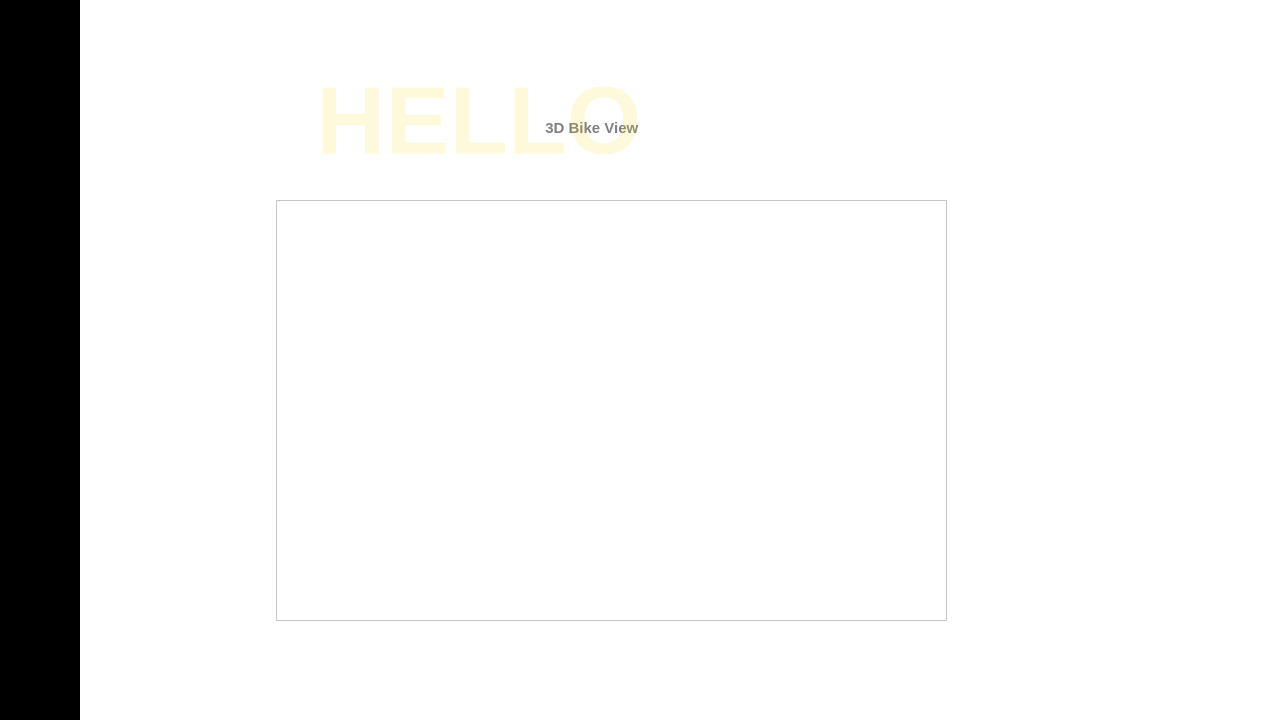
Rem-Ihu/rem-ng-assist, file mainwindow.ui: the form before one commit.
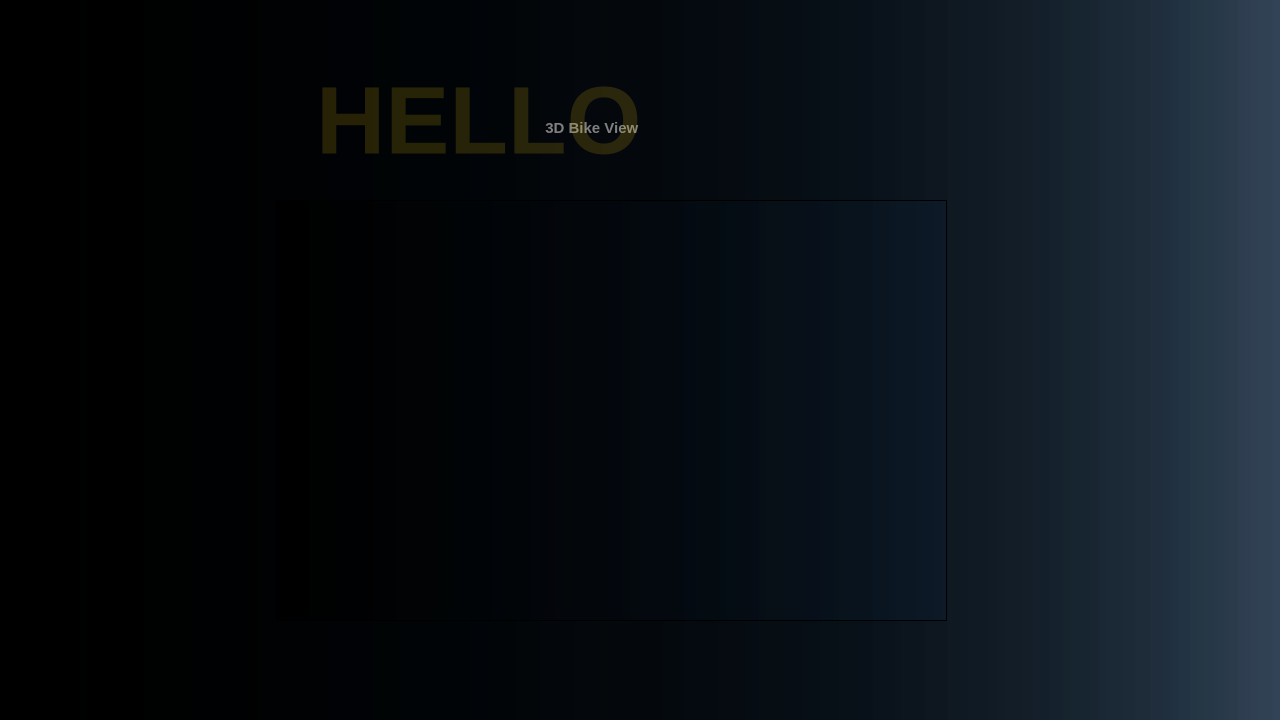
The form after the commit. The open tabs and pages were chosen to show the change. Icons and pictures are not drawn.

Commit message: Gradient Background

```diff
--- a/mainwindow.ui
+++ b/mainwindow.ui
@@ -23,7 +23,7 @@
    <bool>false</bool>
   </property>
   <property name="styleSheet">
-   <string notr="true">background-color: #ffffff;</string>
+   <string notr="true">background-color: qlineargradient(spread:pad, x1:0, y1:0, x2:1, y2:0, stop:0 rgba(0, 0, 0, 255), stop:1 rgba(12,34,56,78));</string>
   </property>
   <property name="animated">
    <bool>true</bool>
@@ -2178,12 +2178,23 @@
             </brush>
            </colorrole>
            <colorrole role="Button">
-            <brush brushstyle="SolidPattern">
-             <color alpha="255">
-              <red>255</red>
-              <green>255</green>
-              <blue>255</blue>
-             </color>
+            <brush brushstyle="LinearGradientPattern">
+             <gradient startx="0.000000000000000" starty="0.000000000000000" endx="1.000000000000000" endy="0.000000000000000" type="LinearGradient" spread="PadSpread" coordinatemode="ObjectBoundingMode">
+              <gradientstop position="0.000000000000000">
+               <color alpha="255">
+                <red>0</red>
+                <green>0</green>
+                <blue>0</blue>
+               </color>
+              </gradientstop>
+              <gradientstop position="1.000000000000000">
+               <color alpha="78">
+                <red>12</red>
+                <green>34</green>
+                <blue>56</blue>
+               </color>
+              </gradientstop>
+             </gradient>
             </brush>
            </colorrole>
            <colorrole role="Text">
@@ -2205,21 +2216,43 @@
             </brush>
            </colorrole>
            <colorrole role="Base">
-            <brush brushstyle="SolidPattern">
-             <color alpha="255">
-              <red>255</red>
-              <green>255</green>
-              <blue>255</blue>
-             </color>
+            <brush brushstyle="LinearGradientPattern">
+             <gradient startx="0.000000000000000" starty="0.000000000000000" endx="1.000000000000000" endy="0.000000000000000" type="LinearGradient" spread="PadSpread" coordinatemode="ObjectBoundingMode">
+              <gradientstop position="0.000000000000000">
+               <color alpha="255">
+                <red>0</red>
+                <green>0</green>
+                <blue>0</blue>
+               </color>
+              </gradientstop>
+              <gradientstop position="1.000000000000000">
+               <color alpha="78">
+                <red>12</red>
+                <green>34</green>
+                <blue>56</blue>
+               </color>
+              </gradientstop>
+             </gradient>
             </brush>
            </colorrole>
            <colorrole role="Window">
-            <brush brushstyle="SolidPattern">
-             <color alpha="255">
-              <red>255</red>
-              <green>255</green>
-              <blue>255</blue>
-             </color>
+            <brush brushstyle="LinearGradientPattern">
+             <gradient startx="0.000000000000000" starty="0.000000000000000" endx="1.000000000000000" endy="0.000000000000000" type="LinearGradient" spread="PadSpread" coordinatemode="ObjectBoundingMode">
+              <gradientstop position="0.000000000000000">
+               <color alpha="255">
+                <red>0</red>
+                <green>0</green>
+                <blue>0</blue>
+               </color>
+              </gradientstop>
+              <gradientstop position="1.000000000000000">
+               <color alpha="78">
+                <red>12</red>
+                <green>34</green>
+                <blue>56</blue>
+               </color>
+              </gradientstop>
+             </gradient>
             </brush>
            </colorrole>
            <colorrole role="PlaceholderText">
@@ -2243,12 +2276,23 @@
             </brush>
            </colorrole>
            <colorrole role="Button">
-            <brush brushstyle="SolidPattern">
-             <color alpha="255">
-              <red>255</red>
-              <green>255</green>
-              <blue>255</blue>
-             </color>
+            <brush brushstyle="LinearGradientPattern">
+             <gradient startx="0.000000000000000" starty="0.000000000000000" endx="1.000000000000000" endy="0.000000000000000" type="LinearGradient" spread="PadSpread" coordinatemode="ObjectBoundingMode">
+              <gradientstop position="0.000000000000000">
+               <color alpha="255">
+                <red>0</red>
+                <green>0</green>
+                <blue>0</blue>
+               </color>
+              </gradientstop>
+              <gradientstop position="1.000000000000000">
+               <color alpha="78">
+                <red>12</red>
+                <green>34</green>
+                <blue>56</blue>
+               </color>
+              </gradientstop>
+             </gradient>
             </brush>
            </colorrole>
            <colorrole role="Text">
@@ -2270,21 +2314,43 @@
             </brush>
            </colorrole>
            <colorrole role="Base">
-            <brush brushstyle="SolidPattern">
-             <color alpha="255">
-              <red>255</red>
-              <green>255</green>
-              <blue>255</blue>
-             </color>
+            <brush brushstyle="LinearGradientPattern">
+             <gradient startx="0.000000000000000" starty="0.000000000000000" endx="1.000000000000000" endy="0.000000000000000" type="LinearGradient" spread="PadSpread" coordinatemode="ObjectBoundingMode">
+              <gradientstop position="0.000000000000000">
+               <color alpha="255">
+                <red>0</red>
+                <green>0</green>
+                <blue>0</blue>
+               </color>
+              </gradientstop>
+              <gradientstop position="1.000000000000000">
+               <color alpha="78">
+                <red>12</red>
+                <green>34</green>
+                <blue>56</blue>
+               </color>
+              </gradientstop>
+             </gradient>
             </brush>
            </colorrole>
            <colorrole role="Window">
-            <brush brushstyle="SolidPattern">
-             <color alpha="255">
-              <red>255</red>
-              <green>255</green>
-              <blue>255</blue>
-             </color>
+            <brush brushstyle="LinearGradientPattern">
+             <gradient startx="0.000000000000000" starty="0.000000000000000" endx="1.000000000000000" endy="0.000000000000000" type="LinearGradient" spread="PadSpread" coordinatemode="ObjectBoundingMode">
+              <gradientstop position="0.000000000000000">
+               <color alpha="255">
+                <red>0</red>
+                <green>0</green>
+                <blue>0</blue>
+               </color>
+              </gradientstop>
+              <gradientstop position="1.000000000000000">
+               <color alpha="78">
+                <red>12</red>
+                <green>34</green>
+                <blue>56</blue>
+               </color>
+              </gradientstop>
+             </gradient>
             </brush>
            </colorrole>
            <colorrole role="PlaceholderText">
@@ -2308,12 +2374,23 @@
             </brush>
            </colorrole>
            <colorrole role="Button">
-            <brush brushstyle="SolidPattern">
-             <color alpha="255">
-              <red>255</red>
-              <green>255</green>
-              <blue>255</blue>
-             </color>
+            <brush brushstyle="LinearGradientPattern">
+             <gradient startx="0.000000000000000" starty="0.000000000000000" endx="1.000000000000000" endy="0.000000000000000" type="LinearGradient" spread="PadSpread" coordinatemode="ObjectBoundingMode">
+              <gradientstop position="0.000000000000000">
+               <color alpha="255">
+                <red>0</red>
+                <green>0</green>
+                <blue>0</blue>
+               </color>
+              </gradientstop>
+              <gradientstop position="1.000000000000000">
+               <color alpha="78">
+                <red>12</red>
+                <green>34</green>
+                <blue>56</blue>
+               </color>
+              </gradientstop>
+             </gradient>
             </brush>
            </colorrole>
            <colorrole role="Text">
@@ -2335,21 +2412,43 @@
             </brush>
            </colorrole>
            <colorrole role="Base">
-            <brush brushstyle="SolidPattern">
-             <color alpha="255">
-              <red>255</red>
-              <green>255</green>
-              <blue>255</blue>
-             </color>
+            <brush brushstyle="LinearGradientPattern">
+             <gradient startx="0.000000000000000" starty="0.000000000000000" endx="1.000000000000000" endy="0.000000000000000" type="LinearGradient" spread="PadSpread" coordinatemode="ObjectBoundingMode">
+              <gradientstop position="0.000000000000000">
+               <color alpha="255">
+                <red>0</red>
+                <green>0</green>
+                <blue>0</blue>
+               </color>
+              </gradientstop>
+              <gradientstop position="1.000000000000000">
+               <color alpha="78">
+                <red>12</red>
+                <green>34</green>
+                <blue>56</blue>
+               </color>
+              </gradientstop>
+             </gradient>
             </brush>
            </colorrole>
            <colorrole role="Window">
-            <brush brushstyle="SolidPattern">
-             <color alpha="255">
-              <red>255</red>
-              <green>255</green>
-              <blue>255</blue>
-             </color>
+            <brush brushstyle="LinearGradientPattern">
+             <gradient startx="0.000000000000000" starty="0.000000000000000" endx="1.000000000000000" endy="0.000000000000000" type="LinearGradient" spread="PadSpread" coordinatemode="ObjectBoundingMode">
+              <gradientstop position="0.000000000000000">
+               <color alpha="255">
+                <red>0</red>
+                <green>0</green>
+                <blue>0</blue>
+               </color>
+              </gradientstop>
+              <gradientstop position="1.000000000000000">
+               <color alpha="78">
+                <red>12</red>
+                <green>34</green>
+                <blue>56</blue>
+               </color>
+              </gradientstop>
+             </gradient>
             </brush>
            </colorrole>
            <colorrole role="PlaceholderText">
```
Left out of the diff: 367 changed lines with no effect on the pictures.
